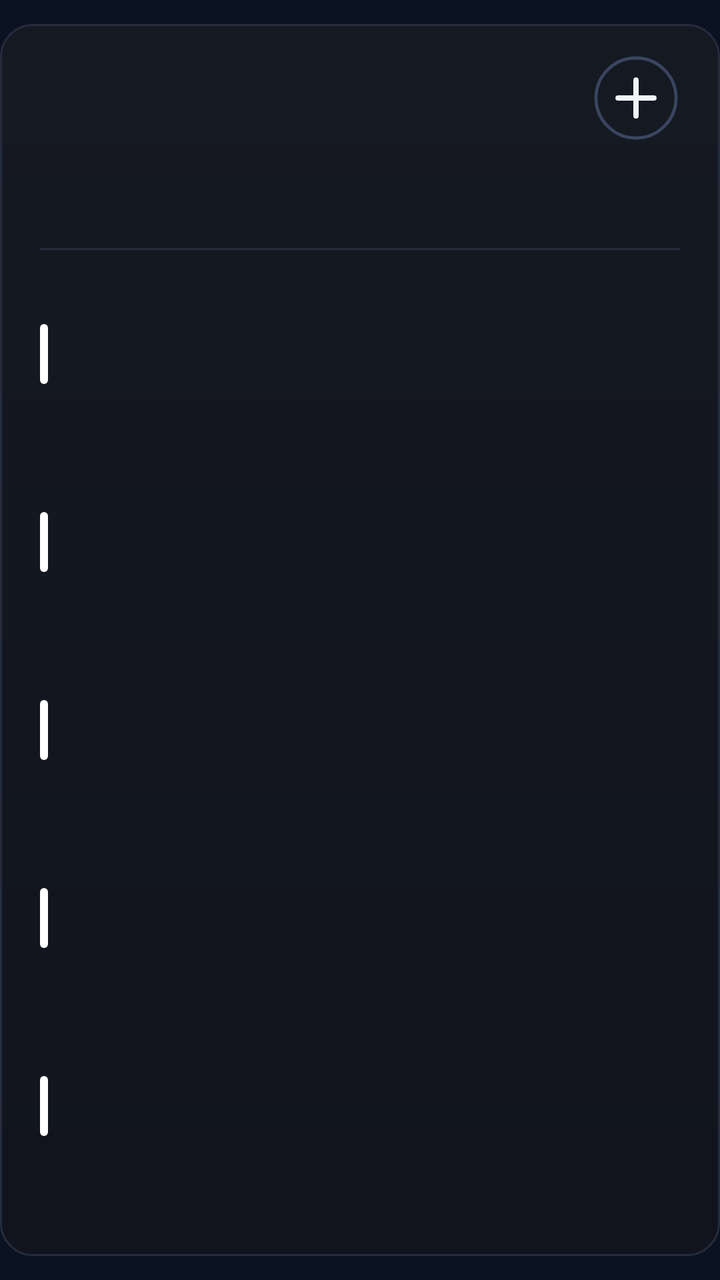
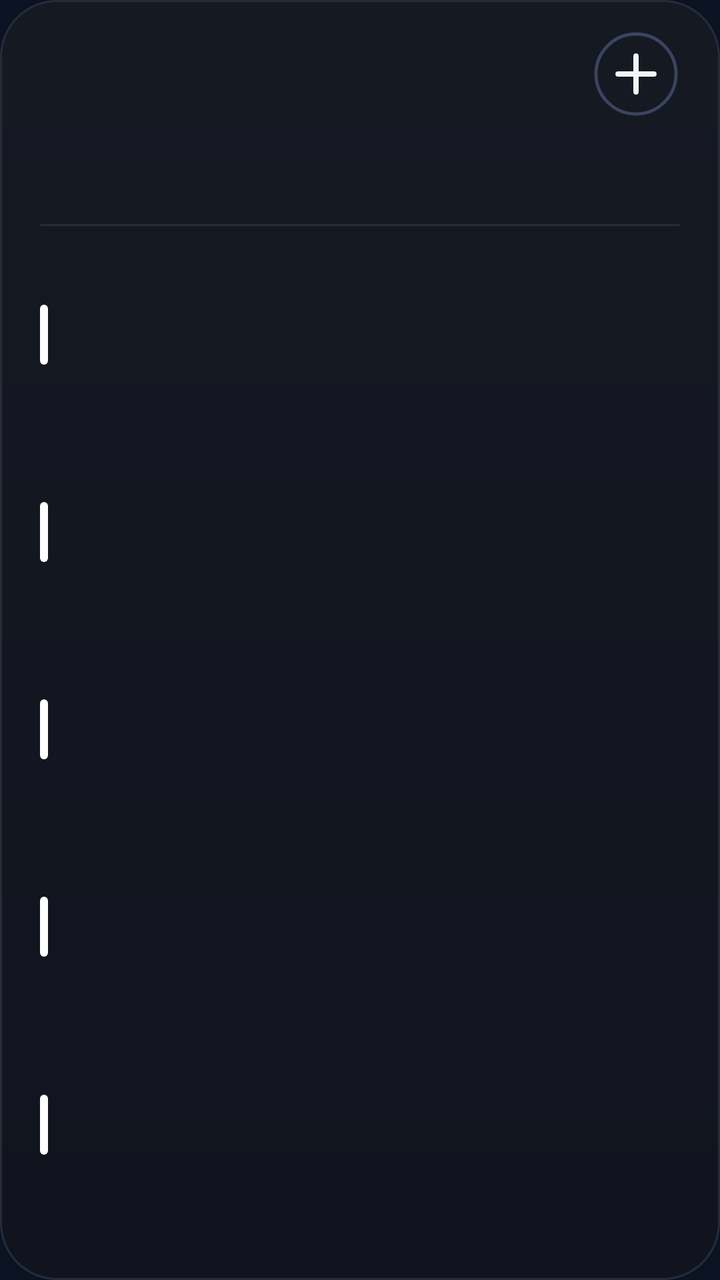

Before-and-after screenshots of an Android layout around one commit, followed by the original layout XML and the change that was made.
<!-- AndroidManifest.xml: application theme AppTheme -->
<!-- res/layout/cal_k5.xml -->
<?xml version="1.0" encoding="utf-8"?>
<FrameLayout xmlns:android="http://schemas.android.com/apk/res/android"
    android:id="@+id/root"
    android:layout_width="match_parent"
    android:layout_height="match_parent"
    android:paddingTop="12dp"
    android:paddingBottom="12dp">

    <LinearLayout
        android:id="@+id/panel"
        android:layout_width="match_parent"
        android:layout_height="match_parent"
        android:background="@drawable/cal_panel"
        android:orientation="vertical"
        android:paddingStart="20dp"
        android:paddingTop="13dp"
        android:paddingEnd="20dp"
        android:paddingBottom="14dp">

        
        <LinearLayout
            android:layout_width="match_parent"
            android:layout_height="48dp"
            android:gravity="center_vertical"
            android:orientation="horizontal">
        <ImageView
            android:id="@+id/cal_day"
            android:layout_width="wrap_content"
            android:layout_height="47dp"
            android:adjustViewBounds="true"
            android:scaleType="fitStart" />

            <LinearLayout
                android:layout_width="0dp"
                android:layout_height="wrap_content"
                android:layout_marginStart="12dp"
                android:layout_weight="1"
                android:orientation="vertical">
                <ImageView
                    android:id="@+id/cal_month"
                    android:layout_width="match_parent"
                    android:layout_height="23dp"
                    android:adjustViewBounds="true"
                    android:scaleType="fitStart" />
                <ImageView
                    android:id="@+id/cal_sub"
                    android:layout_width="match_parent"
                    android:layout_height="16dp"
                    android:adjustViewBounds="true"
                    android:layout_marginTop="2dp"
                    android:scaleType="fitStart" />
            </LinearLayout>

            <ImageView
                android:id="@+id/btn_add"
                android:layout_width="44dp"
                android:layout_height="44dp"
                android:contentDescription="New event"
                android:src="@drawable/ic_cal_add" />
        </LinearLayout>

        
        <LinearLayout
            android:layout_width="match_parent"
            android:layout_height="44dp"
            android:layout_marginTop="2dp"
            android:orientation="horizontal">
            <LinearLayout
                android:layout_width="0dp"
                android:layout_height="match_parent"
                android:layout_weight="1"
                android:gravity="center_horizontal"
                android:orientation="vertical">
                <ImageView
                    android:id="@+id/wk_label_0"
                    android:layout_width="wrap_content"
                    android:layout_height="14dp"
                    android:adjustViewBounds="true"
                    android:scaleType="fitCenter" />
                <ImageView
                    android:id="@+id/wk_num_0"
                    android:layout_width="26dp"
                    android:layout_height="26dp"
                    android:adjustViewBounds="true"
                    android:layout_marginTop="3dp"
                    android:scaleType="fitCenter" />
            </LinearLayout>
            <LinearLayout
                android:layout_width="0dp"
                android:layout_height="match_parent"
                android:layout_weight="1"
                android:gravity="center_horizontal"
                android:orientation="vertical">
                <ImageView
                    android:id="@+id/wk_label_1"
                    android:layout_width="wrap_content"
                    android:layout_height="14dp"
                    android:adjustViewBounds="true"
                    android:scaleType="fitCenter" />
                <ImageView
                    android:id="@+id/wk_num_1"
                    android:layout_width="26dp"
                    android:layout_height="26dp"
                    android:adjustViewBounds="true"
                    android:layout_marginTop="3dp"
                    android:scaleType="fitCenter" />
            </LinearLayout>
            <LinearLayout
                android:layout_width="0dp"
                android:layout_height="match_parent"
                android:layout_weight="1"
                android:gravity="center_horizontal"
                android:orientation="vertical">
                <ImageView
                    android:id="@+id/wk_label_2"
                    android:layout_width="wrap_content"
                    android:layout_height="14dp"
                    android:adjustViewBounds="true"
                    android:scaleType="fitCenter" />
                <ImageView
                    android:id="@+id/wk_num_2"
                    android:layout_width="26dp"
                    android:layout_height="26dp"
                    android:adjustViewBounds="true"
                    android:layout_marginTop="3dp"
                    android:scaleType="fitCenter" />
            </LinearLayout>
            <LinearLayout
                android:layout_width="0dp"
                android:layout_height="match_parent"
                android:layout_weight="1"
                android:gravity="center_horizontal"
                android:orientation="vertical">
                <ImageView
                    android:id="@+id/wk_label_3"
                    android:layout_width="wrap_content"
                    android:layout_height="14dp"
                    android:adjustViewBounds="true"
                    android:scaleType="fitCenter" />
                <ImageView
                    android:id="@+id/wk_num_3"
                    android:layout_width="26dp"
                    android:layout_height="26dp"
                    android:adjustViewBounds="true"
                    android:layout_marginTop="3dp"
                    android:scaleType="fitCenter" />
            </LinearLayout>
            <LinearLayout
                android:layout_width="0dp"
                android:layout_height="match_parent"
                android:layout_weight="1"
                android:gravity="center_horizontal"
                android:orientation="vertical">
                <ImageView
                    android:id="@+id/wk_label_4"
                    android:layout_width="wrap_content"
                    android:layout_height="14dp"
                    android:adjustViewBounds="true"
                    android:scaleType="fitCenter" />
                <ImageView
                    android:id="@+id/wk_num_4"
                    android:layout_width="26dp"
                    android:layout_height="26dp"
                    android:adjustViewBounds="true"
                    android:layout_marginTop="3dp"
                    android:scaleType="fitCenter" />
            </LinearLayout>
            <LinearLayout
                android:layout_width="0dp"
                android:layout_height="match_parent"
                android:layout_weight="1"
                android:gravity="center_horizontal"
                android:orientation="vertical">
                <ImageView
                    android:id="@+id/wk_label_5"
                    android:layout_width="wrap_content"
                    android:layout_height="14dp"
                    android:adjustViewBounds="true"
                    android:scaleType="fitCenter" />
                <ImageView
                    android:id="@+id/wk_num_5"
                    android:layout_width="26dp"
                    android:layout_height="26dp"
                    android:adjustViewBounds="true"
                    android:layout_marginTop="3dp"
                    android:scaleType="fitCenter" />
            </LinearLayout>
            <LinearLayout
                android:layout_width="0dp"
                android:layout_height="match_parent"
                android:layout_weight="1"
                android:gravity="center_horizontal"
                android:orientation="vertical">
                <ImageView
                    android:id="@+id/wk_label_6"
                    android:layout_width="wrap_content"
                    android:layout_height="14dp"
                    android:adjustViewBounds="true"
                    android:scaleType="fitCenter" />
                <ImageView
                    android:id="@+id/wk_num_6"
                    android:layout_width="26dp"
                    android:layout_height="26dp"
                    android:adjustViewBounds="true"
                    android:layout_marginTop="3dp"
                    android:scaleType="fitCenter" />
            </LinearLayout>
        </LinearLayout>

        <ImageView
            android:layout_width="match_parent"
            android:layout_height="1dp"
            android:layout_marginTop="5dp"
            android:layout_marginBottom="5dp"
            android:scaleType="fitXY"
            android:src="@drawable/cal_divider" />

        
        <LinearLayout
            android:layout_width="match_parent"
            android:layout_height="0dp"
            android:layout_weight="1"
            android:orientation="vertical">
        <LinearLayout
            android:id="@+id/cal_row_0"
            android:layout_width="match_parent"
            android:layout_height="0dp"
            android:layout_weight="1"
            android:gravity="center_vertical"
            android:orientation="horizontal">

            <ImageView
                android:id="@+id/cal_bar_0"
                android:layout_width="4dp"
                android:layout_height="30dp"
                android:layout_marginEnd="11dp"
                android:scaleType="fitXY"
                android:src="@drawable/cal_bar" />

            <LinearLayout
                android:layout_width="0dp"
                android:layout_height="wrap_content"
                android:layout_weight="1"
                android:orientation="vertical">

                <LinearLayout
                    android:layout_width="match_parent"
                    android:layout_height="wrap_content"
                    android:orientation="horizontal">
                    <ImageView
                        android:id="@+id/cal_time_0"
                        android:layout_width="wrap_content"
                        android:layout_height="16dp"
                        android:adjustViewBounds="true"
                        android:scaleType="fitStart" />
                    <ImageView
                        android:id="@+id/cal_hint_0"
                        android:layout_width="wrap_content"
                        android:layout_height="16dp"
                        android:adjustViewBounds="true"
                        android:layout_marginStart="9dp"
                        android:scaleType="fitStart" />
                </LinearLayout>
                <ImageView
                    android:id="@+id/cal_title_0"
                    android:layout_width="match_parent"
                    android:layout_height="22dp"
                    android:adjustViewBounds="true"
                    android:layout_marginTop="1dp"
                    android:scaleType="fitStart" />
            </LinearLayout>
        </LinearLayout>
        <LinearLayout
            android:id="@+id/cal_row_1"
            android:layout_width="match_parent"
            android:layout_height="0dp"
            android:layout_weight="1"
            android:gravity="center_vertical"
            android:orientation="horizontal">

            <ImageView
                android:id="@+id/cal_bar_1"
                android:layout_width="4dp"
                android:layout_height="30dp"
                android:layout_marginEnd="11dp"
                android:scaleType="fitXY"
                android:src="@drawable/cal_bar" />

            <LinearLayout
                android:layout_width="0dp"
                android:layout_height="wrap_content"
                android:layout_weight="1"
                android:orientation="vertical">

                <LinearLayout
                    android:layout_width="match_parent"
                    android:layout_height="wrap_content"
                    android:orientation="horizontal">
                    <ImageView
                        android:id="@+id/cal_time_1"
                        android:layout_width="wrap_content"
                        android:layout_height="16dp"
                        android:adjustViewBounds="true"
                        android:scaleType="fitStart" />
                    <ImageView
                        android:id="@+id/cal_hint_1"
                        android:layout_width="wrap_content"
                        android:layout_height="16dp"
                        android:adjustViewBounds="true"
                        android:layout_marginStart="9dp"
                        android:scaleType="fitStart" />
                </LinearLayout>
                <ImageView
                    android:id="@+id/cal_title_1"
                    android:layout_width="match_parent"
                    android:layout_height="22dp"
                    android:adjustViewBounds="true"
                    android:layout_marginTop="1dp"
                    android:scaleType="fitStart" />
            </LinearLayout>
        </LinearLayout>
        <LinearLayout
            android:id="@+id/cal_row_2"
            android:layout_width="match_parent"
            android:layout_height="0dp"
            android:layout_weight="1"
            android:gravity="center_vertical"
            android:orientation="horizontal">

            <ImageView
                android:id="@+id/cal_bar_2"
                android:layout_width="4dp"
                android:layout_height="30dp"
                android:layout_marginEnd="11dp"
                android:scaleType="fitXY"
                android:src="@drawable/cal_bar" />

            <LinearLayout
                android:layout_width="0dp"
                android:layout_height="wrap_content"
                android:layout_weight="1"
                android:orientation="vertical">

                <LinearLayout
                    android:layout_width="match_parent"
                    android:layout_height="wrap_content"
                    android:orientation="horizontal">
                    <ImageView
                        android:id="@+id/cal_time_2"
                        android:layout_width="wrap_content"
                        android:layout_height="16dp"
                        android:adjustViewBounds="true"
                        android:scaleType="fitStart" />
                    <ImageView
                        android:id="@+id/cal_hint_2"
                        android:layout_width="wrap_content"
                        android:layout_height="16dp"
                        android:adjustViewBounds="true"
                        android:layout_marginStart="9dp"
                        android:scaleType="fitStart" />
                </LinearLayout>
                <ImageView
                    android:id="@+id/cal_title_2"
                    android:layout_width="match_parent"
                    android:layout_height="22dp"
                    android:adjustViewBounds="true"
                    android:layout_marginTop="1dp"
                    android:scaleType="fitStart" />
            </LinearLayout>
        </LinearLayout>
        <LinearLayout
            android:id="@+id/cal_row_3"
            android:layout_width="match_parent"
            android:layout_height="0dp"
            android:layout_weight="1"
            android:gravity="center_vertical"
            android:orientation="horizontal">

            <ImageView
                android:id="@+id/cal_bar_3"
                android:layout_width="4dp"
                android:layout_height="30dp"
                android:layout_marginEnd="11dp"
                android:scaleType="fitXY"
                android:src="@drawable/cal_bar" />

            <LinearLayout
                android:layout_width="0dp"
                android:layout_height="wrap_content"
                android:layout_weight="1"
                android:orientation="vertical">

                <LinearLayout
                    android:layout_width="match_parent"
                    android:layout_height="wrap_content"
                    android:orientation="horizontal">
                    <ImageView
                        android:id="@+id/cal_time_3"
                        android:layout_width="wrap_content"
                        android:layout_height="16dp"
                        android:adjustViewBounds="true"
                        android:scaleType="fitStart" />
                    <ImageView
                        android:id="@+id/cal_hint_3"
                        android:layout_width="wrap_content"
                        android:layout_height="16dp"
                        android:adjustViewBounds="true"
                        android:layout_marginStart="9dp"
                        android:scaleType="fitStart" />
                </LinearLayout>
                <ImageView
                    android:id="@+id/cal_title_3"
                    android:layout_width="match_parent"
                    android:layout_height="22dp"
                    android:adjustViewBounds="true"
                    android:layout_marginTop="1dp"
                    android:scaleType="fitStart" />
            </LinearLayout>
        </LinearLayout>
        <LinearLayout
            android:id="@+id/cal_row_4"
            android:layout_width="match_parent"
            android:layout_height="0dp"
            android:layout_weight="1"
            android:gravity="center_vertical"
            android:orientation="horizontal">

            <ImageView
                android:id="@+id/cal_bar_4"
                android:layout_width="4dp"
                android:layout_height="30dp"
                android:layout_marginEnd="11dp"
                android:scaleType="fitXY"
                android:src="@drawable/cal_bar" />

            <LinearLayout
                android:layout_width="0dp"
                android:layout_height="wrap_content"
                android:layout_weight="1"
                android:orientation="vertical">

                <LinearLayout
                    android:layout_width="match_parent"
                    android:layout_height="wrap_content"
                    android:orientation="horizontal">
                    <ImageView
                        android:id="@+id/cal_time_4"
                        android:layout_width="wrap_content"
                        android:layout_height="16dp"
                        android:adjustViewBounds="true"
                        android:scaleType="fitStart" />
                    <ImageView
                        android:id="@+id/cal_hint_4"
                        android:layout_width="wrap_content"
                        android:layout_height="16dp"
                        android:adjustViewBounds="true"
                        android:layout_marginStart="9dp"
                        android:scaleType="fitStart" />
                </LinearLayout>
                <ImageView
                    android:id="@+id/cal_title_4"
                    android:layout_width="match_parent"
                    android:layout_height="22dp"
                    android:adjustViewBounds="true"
                    android:layout_marginTop="1dp"
                    android:scaleType="fitStart" />
            </LinearLayout>
        </LinearLayout>
        </LinearLayout>
        <ImageView
            android:id="@+id/cal_more"
            android:layout_width="match_parent"
            android:layout_height="14dp"
            android:adjustViewBounds="true"
            android:scaleType="fitEnd" />
    </LinearLayout>
</FrameLayout>
<!-- resources referenced by this layout -->
<resources>
  <!-- drawable cal_bar (drawable) -->
  <?xml version="1.0" encoding="utf-8"?>
  <shape xmlns:android="http://schemas.android.com/apk/res/android" android:shape="rectangle">
      <solid android:color="#FFFFFFFF" />
      <corners android:radius="2dp" />
  </shape>
  <!-- drawable cal_divider (drawable) -->
  <?xml version="1.0" encoding="utf-8"?>
  <shape xmlns:android="http://schemas.android.com/apk/res/android" android:shape="rectangle">
      <solid android:color="#FF252C3C" />
  </shape>
  <!-- drawable cal_panel (drawable) -->
  <?xml version="1.0" encoding="utf-8"?>
  <shape xmlns:android="http://schemas.android.com/apk/res/android" android:shape="rectangle">
      <gradient android:angle="270" android:startColor="#FF151922" android:endColor="#FF11141E" />
      <stroke android:width="1dp" android:color="#FF252C3C" />
      <corners android:radius="@dimen/widget_radius" />
  </shape>
  <!-- drawable ic_cal_add (drawable) -->
  <?xml version="1.0" encoding="utf-8"?>
  <vector xmlns:android="http://schemas.android.com/apk/res/android"
      android:width="44dp"
      android:height="44dp"
      android:viewportWidth="44"
      android:viewportHeight="44">
      <path
          android:pathData="M22,22m-20,0a20,20 0,1 1,40 0a20,20 0,1 1,-40 0"
          android:strokeColor="#FF3A4560"
          android:strokeWidth="1.6" />
      <path
          android:pathData="M13,22L31,22M22,13L22,31"
          android:strokeColor="#FFF1F5F9"
          android:strokeLineCap="round"
          android:strokeWidth="2.6" />
  </vector>
  <style name="AppTheme" parent="@android:style/Theme.DeviceDefault.NoActionBar">
          <item name="android:colorAccent">#DF8B35</item>
          <item name="android:colorControlActivated">#DF8B35</item>
          <item name="android:windowBackground">#0B1322</item>
          <item name="android:statusBarColor">#0E111A</item>
          <item name="android:navigationBarColor">#0B1322</item>
          <item name="android:textColorHint">#718096</item>
      </style>
  <dimen name="widget_radius">16dp</dimen>
</resources>

<!-- the commit's change to res/layout/cal_k5.xml (unified diff, before → after) -->
@@ -3,8 +3,7 @@
     android:id="@+id/root"
     android:layout_width="match_parent"
     android:layout_height="match_parent"
-    android:paddingTop="12dp"
-    android:paddingBottom="12dp">
+    android:padding="0dp">
 
     <LinearLayout
         android:id="@+id/panel"
<!-- resource entries referenced after the edit -->
@@ -43,6 +43,6 @@
           <item name="android:navigationBarColor">#0B1322</item>
           <item name="android:textColorHint">#718096</item>
       </style>
-  <dimen name="widget_radius">16dp</dimen>
+  <dimen name="widget_radius">24dp</dimen>
 </resources>
 
